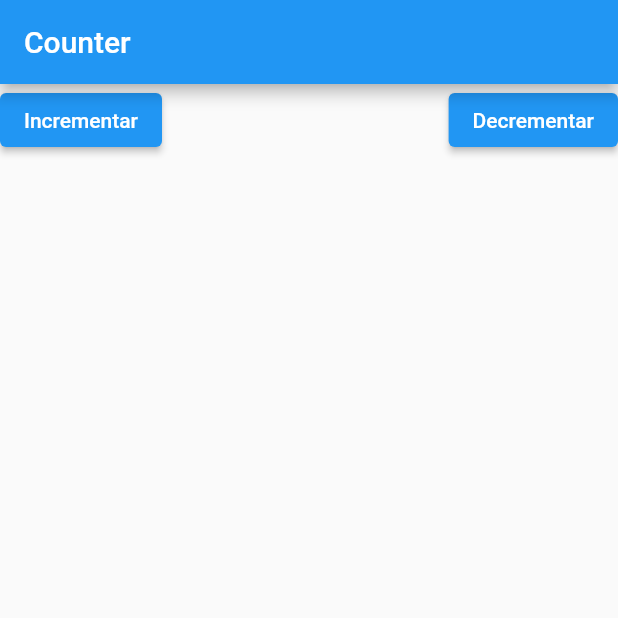
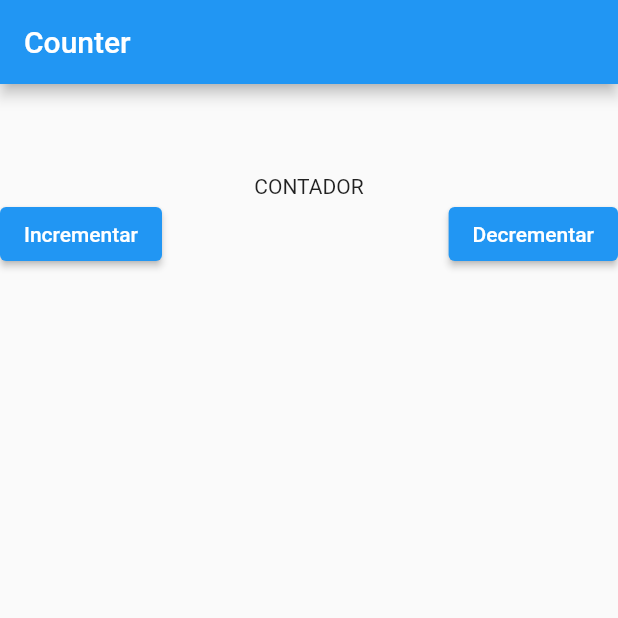
Before and after one commit to caioagralemos/Curso-Flutter, a Flutter app: the screen it shows after launch, on a phone screen of 412 x 824 dp, the top half of it. Run offline on Flutter 3.47's test engine with Material 2 defaults, Android fonts, the phone set to English and light mode, and no system bars.

Commit message:
Update main.dart

```diff
--- a/7 - Contador/counter/lib/main.dart
+++ b/7 - Contador/counter/lib/main.dart
@@ -17,24 +17,29 @@ class MyApp extends StatelessWidget {
           appBar: AppBar(
             title: const Text('Counter'),
           ),
-        body: Row(
+          body: Column(
+            children: [
+              Padding(padding: EdgeInsets.all(30),),
+              const Text('CONTADOR'),
+              Row(
                 mainAxisAlignment: MainAxisAlignment.spaceBetween,
                 children: [
                   ElevatedButton(
                       onPressed: increment, child: const Text('Incrementar')),
                   SizedBox(
                     width: 12,
-            ), // Padding
+                  ), // Padding Horizontal
                   ElevatedButton(
                       onPressed: decrement, child: const Text('Decrementar')),
                 ],
               )
-      ),
+            ],
+          )),
     );
   }
 }
 
-class CounterView extends State<Counter> {
+class CounterView extends State {
   var counter = 0;
 
   void increment() {}
```
Lines whose indentation alone changed are shown as unchanged.
